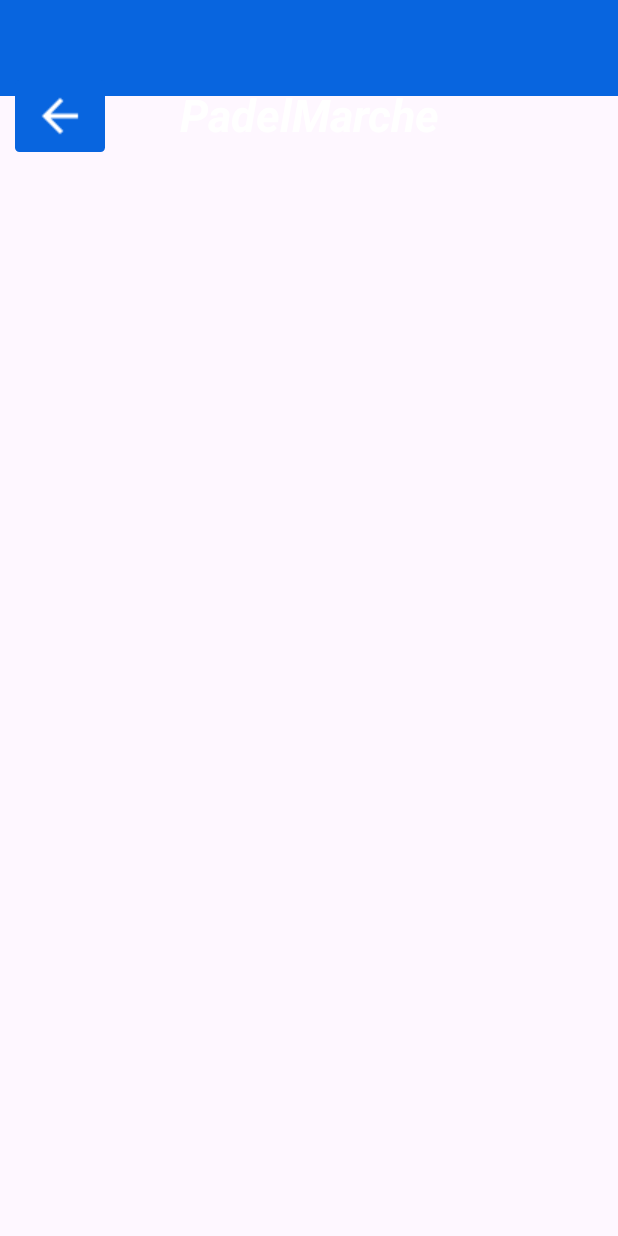
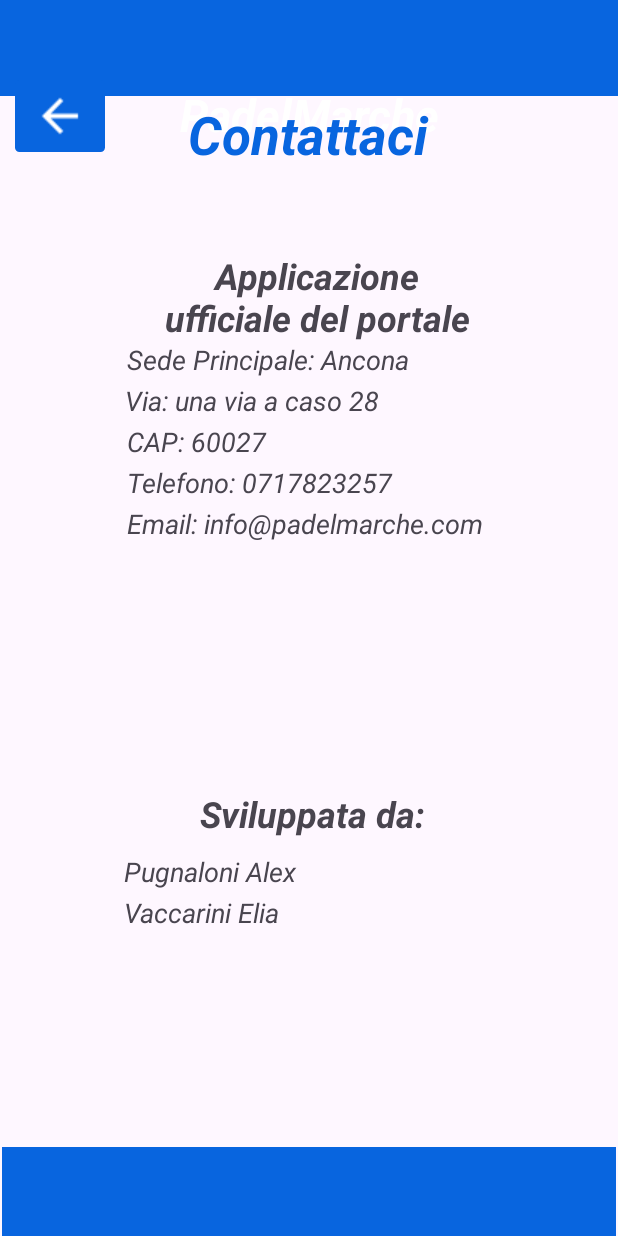
Before and after one commit to Alexpugnaloni/PadelMarcheOfficial, an Android app: the ContattaciActivity screen opened directly, with no data from a screen before it, on a phone screen of 412 x 824 dp. Run offline under Robolectric (Android 15) with nearby library versions, the phone set to English and light mode, and no system bars.

Commit message:
contattaci

```diff
--- a/app/src/main/res/layout/activity_contattaci.xml
+++ b/app/src/main/res/layout/activity_contattaci.xml
@@ -46,4 +46,159 @@
         app:layout_constraintTop_toTopOf="parent"
         app:srcCompat="@drawable/baseline_arrow_back_24" />
 
+    <TextView
+        android:id="@+id/contattaci"
+        android:layout_width="410dp"
+        android:layout_height="69dp"
+        android:layout_marginTop="66dp"
+        android:layout_marginEnd="1dp"
+        android:text="Contattaci"
+        android:textAlignment="center"
+        android:textColor="@color/blu"
+        android:textSize="35dp"
+        android:textStyle="bold|italic"
+        app:layout_constraintEnd_toEndOf="parent"
+        app:layout_constraintStart_toStartOf="parent"
+        app:layout_constraintTop_toTopOf="parent" />
+
+    <com.google.android.material.bottomappbar.BottomAppBar
+        android:id="@+id/bottomAppBar"
+        android:layout_width="409dp"
+        android:layout_height="59dp"
+        android:layout_gravity="bottom"
+        android:layout_marginStart="1dp"
+        android:layout_marginEnd="1dp"
+        app:backgroundTint="@color/blu"
+        app:layout_constraintBottom_toBottomOf="parent"
+        app:layout_constraintEnd_toEndOf="parent"
+        app:layout_constraintStart_toStartOf="parent" />
+
+    <TextView
+        android:id="@+id/textApplicazione"
+        android:layout_width="254dp"
+        android:layout_height="60dp"
+        android:layout_marginStart="84dp"
+        android:layout_marginTop="167dp"
+        android:layout_marginEnd="73dp"
+        android:gravity="center"
+        android:text="Applicazione ufficiale del portale PadelMarche"
+        android:textSize="24dp"
+        android:textStyle="bold|italic"
+        app:layout_constraintEnd_toEndOf="parent"
+        app:layout_constraintStart_toStartOf="parent"
+        app:layout_constraintTop_toTopOf="parent" />
+
+    <TextView
+        android:id="@+id/textCap"
+        android:layout_width="243dp"
+        android:layout_height="27dp"
+        android:layout_marginStart="84dp"
+        android:layout_marginEnd="84dp"
+        android:text="CAP: 60027"
+        android:textSize="18dp"
+        android:textStyle="italic"
+        app:layout_constraintEnd_toEndOf="parent"
+        app:layout_constraintStart_toStartOf="parent"
+        app:layout_constraintTop_toBottomOf="@+id/textVia"
+        tools:layout_editor_absoluteY="298dp" />
+
+    <TextView
+        android:id="@+id/textPugnaloniAlex"
+        android:layout_width="243dp"
+        android:layout_height="27dp"
+        android:layout_marginStart="82dp"
+        android:layout_marginEnd="86dp"
+        android:layout_marginBottom="228dp"
+        android:text="Pugnaloni Alex"
+        android:textSize="18dp"
+        android:textStyle="italic"
+        app:layout_constraintBottom_toBottomOf="parent"
+        app:layout_constraintEnd_toEndOf="parent"
+        app:layout_constraintStart_toStartOf="parent"
+        app:layout_constraintTop_toBottomOf="@+id/textSviluppataDa" />
+
+    <TextView
+        android:id="@+id/textSedePrincipale"
+        android:layout_width="243dp"
+        android:layout_height="27dp"
+        android:layout_marginStart="84dp"
+        android:layout_marginEnd="84dp"
+        android:text="Sede Principale: Ancona"
+        android:textSize="18dp"
+        android:textStyle="italic"
+        app:layout_constraintEnd_toEndOf="parent"
+        app:layout_constraintStart_toStartOf="parent"
+        app:layout_constraintTop_toBottomOf="@+id/textApplicazione"
+        tools:layout_editor_absoluteY="244dp" />
+
+    <TextView
+        android:id="@+id/textVia"
+        android:layout_width="243dp"
+        android:layout_height="27dp"
+        android:layout_marginStart="83dp"
+        android:layout_marginEnd="85dp"
+        android:text="Via: una via a caso 28"
+        android:textSize="18dp"
+        android:textStyle="italic"
+        app:layout_constraintEnd_toEndOf="parent"
+        app:layout_constraintStart_toStartOf="parent"
+        app:layout_constraintTop_toBottomOf="@+id/textSedePrincipale" />
+
+    <TextView
+        android:id="@+id/textEmail"
+        android:layout_width="243dp"
+        android:layout_height="27dp"
+        android:layout_marginStart="84dp"
+        android:layout_marginEnd="84dp"
+        android:text="Email: info@padelmarche.com"
+        android:textSize="18dp"
+        android:textStyle="italic"
+        app:layout_constraintEnd_toEndOf="parent"
+        app:layout_constraintStart_toStartOf="parent"
+        app:layout_constraintTop_toBottomOf="@+id/textTelefono"
+        tools:layout_editor_absoluteY="352dp" />
+
+    <TextView
+        android:id="@+id/textTelefono"
+        android:layout_width="243dp"
+        android:layout_height="27dp"
+        android:layout_marginStart="84dp"
+        android:layout_marginEnd="84dp"
+        android:text="Telefono: 0717823257"
+        android:textSize="18dp"
+        android:textStyle="italic"
+        app:layout_constraintEnd_toEndOf="parent"
+        app:layout_constraintStart_toStartOf="parent"
+        app:layout_constraintTop_toBottomOf="@+id/textCap"
+        tools:layout_editor_absoluteY="325dp" />
+
+    <TextView
+        android:id="@+id/textVaccariniElia"
+        android:layout_width="243dp"
+        android:layout_height="27dp"
+        android:layout_marginStart="82dp"
+        android:layout_marginEnd="86dp"
+        android:text="Vaccarini Elia"
+        android:textSize="18dp"
+        android:textStyle="italic"
+        app:layout_constraintEnd_toEndOf="parent"
+        app:layout_constraintStart_toStartOf="parent"
+        app:layout_constraintTop_toBottomOf="@+id/textPugnaloniAlex"
+        tools:layout_editor_absoluteY="523dp" />
+
+    <TextView
+        android:id="@+id/textSviluppataDa"
+        android:layout_width="247dp"
+        android:layout_height="52dp"
+        android:layout_marginStart="84dp"
+        android:layout_marginEnd="80dp"
+        android:layout_marginBottom="255dp"
+        android:gravity="center"
+        android:text="Sviluppata da:"
+        android:textSize="24dp"
+        android:textStyle="bold|italic"
+        app:layout_constraintBottom_toBottomOf="parent"
+        app:layout_constraintEnd_toEndOf="parent"
+        app:layout_constraintStart_toStartOf="parent" />
+
 </androidx.constraintlayout.widget.ConstraintLayout>
```
